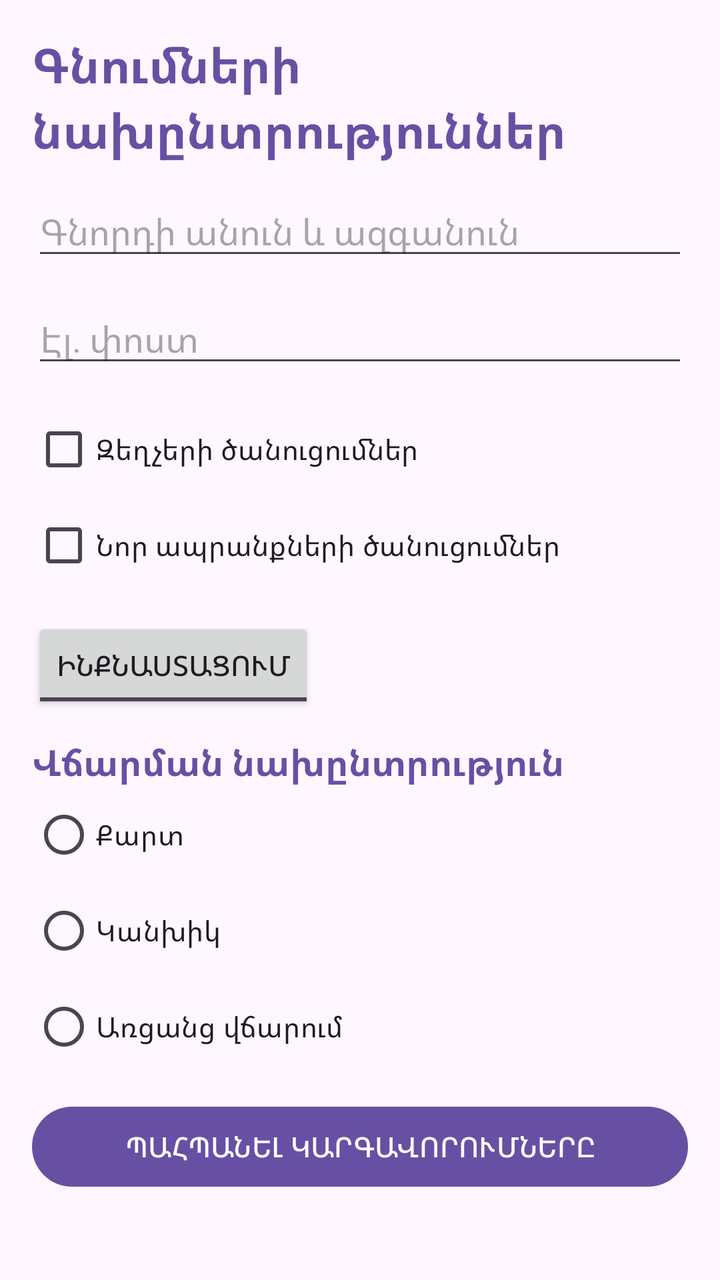
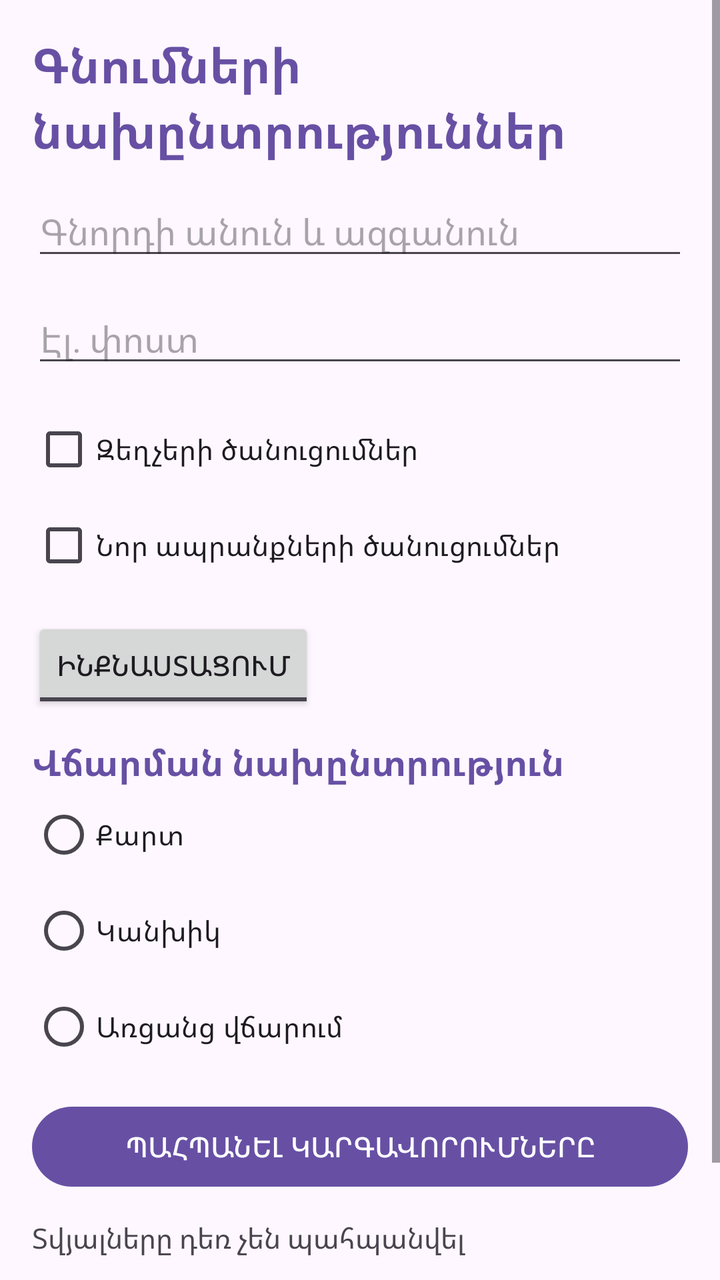

Two renders of the same Android screen: before a commit and after it. Below are the layout's source before the change and the commit's diff.
<!-- AndroidManifest.xml: application theme Theme.ShoppingPreferences -->
<!-- res/layout/activity_main.xml -->
<?xml version="1.0" encoding="utf-8"?>
<ScrollView xmlns:android="http://schemas.android.com/apk/res/android"
    android:layout_width="match_parent"
    android:layout_height="match_parent"
    android:fitsSystemWindows="true">

    <LinearLayout
        android:layout_width="match_parent"
        android:layout_height="wrap_content"
        android:orientation="vertical"
        android:padding="@dimen/screen_padding">

        <TextView
            android:id="@+id/titleText"
            android:layout_width="match_parent"
            android:layout_height="wrap_content"
            android:text="@string/shopping_title"
            android:textColor="@color/primary"
            android:textSize="@dimen/title_text_size"
            android:textStyle="bold" />

        <EditText
            android:id="@+id/nameInput"
            android:layout_width="match_parent"
            android:layout_height="wrap_content"
            android:layout_marginTop="@dimen/item_spacing"
            android:hint="@string/buyer_name_hint"
            android:inputType="textPersonName" />

        <EditText
            android:id="@+id/emailInput"
            android:layout_width="match_parent"
            android:layout_height="wrap_content"
            android:layout_marginTop="@dimen/item_spacing"
            android:hint="@string/email_hint"
            android:inputType="textEmailAddress" />

        <CheckBox
            android:id="@+id/discountCheck"
            android:layout_width="wrap_content"
            android:layout_height="wrap_content"
            android:layout_marginTop="@dimen/item_spacing"
            android:text="@string/discount_notifications" />

        <CheckBox
            android:id="@+id/newProductCheck"
            android:layout_width="wrap_content"
            android:layout_height="wrap_content"
            android:text="@string/new_product_notifications" />

        <ToggleButton
            android:id="@+id/deliveryToggle"
            android:layout_width="wrap_content"
            android:layout_height="wrap_content"
            android:layout_marginTop="@dimen/item_spacing"
            android:textOn="@string/delivery"
            android:textOff="@string/self_pickup" />

        <TextView
            android:id="@+id/paymentTitle"
            android:layout_width="match_parent"
            android:layout_height="wrap_content"
            android:layout_marginTop="@dimen/item_spacing"
            android:text="@string/payment_title"
            android:textColor="@color/primary"
            android:textSize="@dimen/section_title_text_size"
            android:textStyle="bold" />

        <RadioGroup
            android:id="@+id/paymentGroup"
            android:layout_width="match_parent"
            android:layout_height="wrap_content"
            android:orientation="vertical">

            <RadioButton
                android:id="@+id/cardRadio"
                android:layout_width="wrap_content"
                android:layout_height="wrap_content"
                android:text="@string/payment_card" />

            <RadioButton
                android:id="@+id/cashRadio"
                android:layout_width="wrap_content"
                android:layout_height="wrap_content"
                android:text="@string/payment_cash" />

            <RadioButton
                android:id="@+id/onlineRadio"
                android:layout_width="wrap_content"
                android:layout_height="wrap_content"
                android:text="@string/payment_online" />

        </RadioGroup>

        <Button
            android:id="@+id/saveButton"
            android:layout_width="match_parent"
            android:layout_height="wrap_content"
            android:layout_marginTop="@dimen/item_spacing"
            android:text="@string/save_settings" />

    </LinearLayout>
</ScrollView>
<!-- resources referenced by this layout -->
<resources>
  <color name="primary">#6750A4</color>
  <dimen name="item_spacing">12dp</dimen>
  <dimen name="screen_padding">16dp</dimen>
  <dimen name="section_title_text_size">18sp</dimen>
  <dimen name="title_text_size">24sp</dimen>
  <string name="buyer_name_hint">Գնորդի անուն և ազգանուն</string>
  <string name="delivery">ԱՌԱՔՈՒՄ</string>
  <string name="discount_notifications">Զեղչերի ծանուցումներ</string>
  <string name="email_hint">Էլ․ փոստ</string>
  <string name="new_product_notifications">Նոր ապրանքների ծանուցումներ</string>
  <string name="payment_card">Քարտ</string>
  <string name="payment_cash">Կանխիկ</string>
  <string name="payment_online">Առցանց վճարում</string>
  <string name="payment_title">Վճարման նախընտրություն</string>
  <string name="save_settings">ՊԱՀՊԱՆԵԼ ԿԱՐԳԱՎՈՐՈՒՄՆԵՐԸ</string>
  <string name="self_pickup">ԻՆՔՆԱՍՏԱՑՈՒՄ</string>
  <string name="shopping_title">Գնումների նախընտրություններ</string>
  <style name="Theme.ShoppingPreferences" parent="Base.Theme.ShoppingPreferences" />
  <style name="Base.Theme.ShoppingPreferences" parent="Theme.Material3.DayNight.NoActionBar">
          
          
          <item name="android:windowLightStatusBar">true</item>
      </style>
</resources>

<!-- the commit's change to res/layout/activity_main.xml (unified diff, before → after) -->
@@ -99,5 +99,19 @@
             android:layout_marginTop="@dimen/item_spacing"
             android:text="@string/save_settings" />
 
+        <TextView
+            android:id="@+id/resultText"
+            android:layout_width="match_parent"
+            android:layout_height="wrap_content"
+            android:layout_marginTop="@dimen/item_spacing"
+            android:text="@string/result_not_saved" />
+
+        <Button
+            android:id="@+id/helpButton"
+            android:layout_width="match_parent"
+            android:layout_height="wrap_content"
+            android:layout_marginTop="@dimen/item_spacing"
+            android:text="@string/open_help" />
+
     </LinearLayout>
 </ScrollView>
<!-- resource entries referenced after the edit -->
@@ -10,10 +10,12 @@
   <string name="discount_notifications">Զեղչերի ծանուցումներ</string>
   <string name="email_hint">Էլ․ փոստ</string>
   <string name="new_product_notifications">Նոր ապրանքների ծանուցումներ</string>
+  <string name="open_help">ԲԱՑԵԼ ՕԳՆՈՒԹՅՈՒՆԸ</string>
   <string name="payment_card">Քարտ</string>
   <string name="payment_cash">Կանխիկ</string>
   <string name="payment_online">Առցանց վճարում</string>
   <string name="payment_title">Վճարման նախընտրություն</string>
+  <string name="result_not_saved">Տվյալները դեռ չեն պահպանվել</string>
   <string name="save_settings">ՊԱՀՊԱՆԵԼ ԿԱՐԳԱՎՈՐՈՒՄՆԵՐԸ</string>
   <string name="self_pickup">ԻՆՔՆԱՍՏԱՑՈՒՄ</string>
   <string name="shopping_title">Գնումների նախընտրություններ</string>
